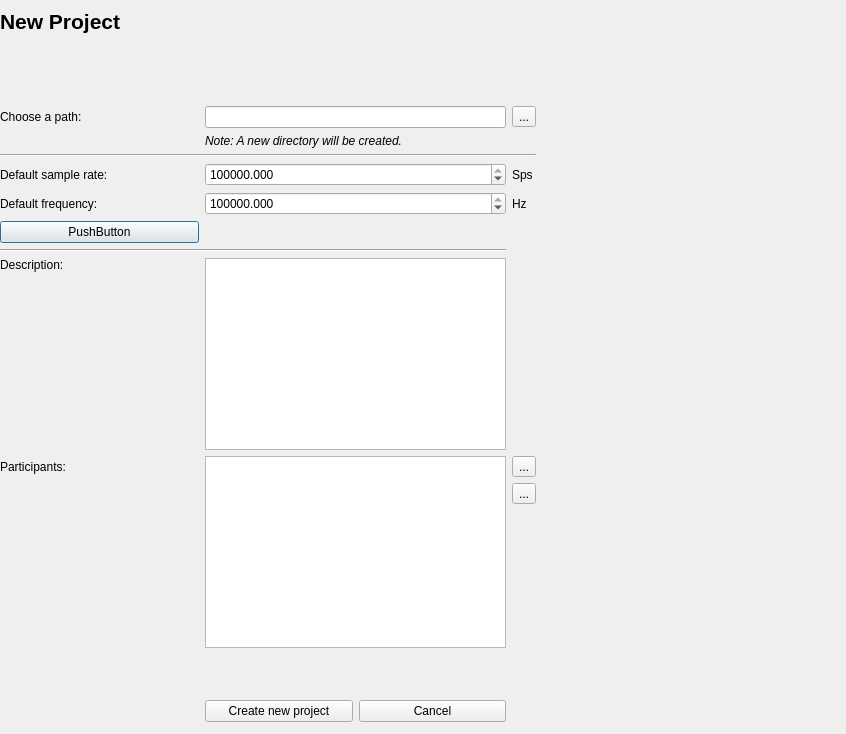
Before: the Qt Designer form ui/project.ui in jopohl/urh, drawn with Qt 5.
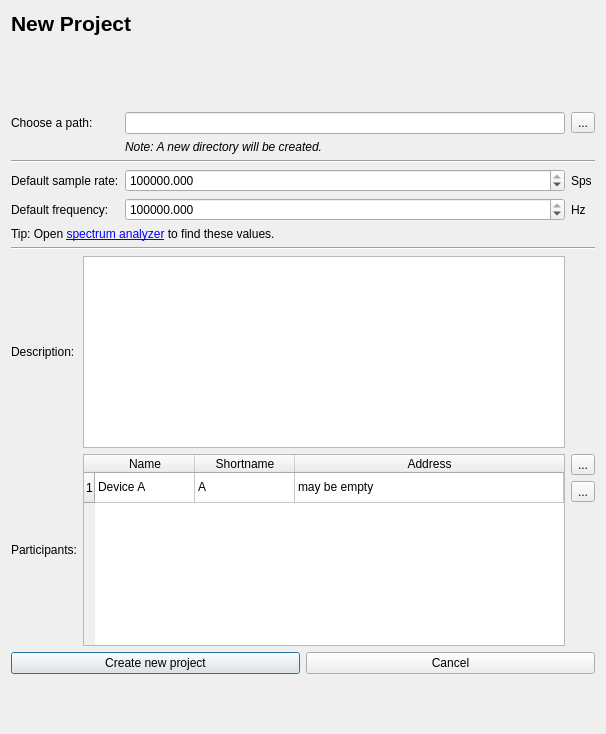
After: the same form once the commit is applied. Icons and pictures are not drawn. Custom widgets are drawn as their Qt base class.

Commit message: Project dialog layout

Diff of the .ui file:
```diff
--- a/ui/project.ui
+++ b/ui/project.ui
@@ -6,24 +6,15 @@
    <rect>
     <x>0</x>
     <y>0</y>
-    <width>846</width>
+    <width>606</width>
     <height>734</height>
    </rect>
   </property>
   <property name="windowTitle">
    <string>Create a new project</string>
   </property>
-  <widget class="QWidget" name="">
-   <property name="geometry">
-    <rect>
-     <x>0</x>
-     <y>9</y>
-     <width>536</width>
-     <height>713</height>
-    </rect>
-   </property>
-   <layout class="QGridLayout" name="gridLayout">
-    <item row="0" column="0" colspan="3">
+  <layout class="QVBoxLayout" name="verticalLayout">
+   <item>
      <widget class="QLabel" name="label_4">
       <property name="font">
        <font>
@@ -37,14 +28,14 @@
       </property>
      </widget>
     </item>
-    <item row="1" column="0" colspan="2">
+   <item>
      <widget class="QLabel" name="lblName">
       <property name="text">
        <string>&lt;Name&gt;</string>
       </property>
      </widget>
     </item>
-    <item row="2" column="1">
+   <item>
      <spacer name="verticalSpacer_2">
       <property name="orientation">
        <enum>Qt::Vertical</enum>
@@ -52,12 +43,83 @@
       <property name="sizeHint" stdset="0">
        <size>
         <width>17</width>
-        <height>17</height>
+       <height>37</height>
        </size>
       </property>
      </spacer>
     </item>
-    <item row="3" column="0" colspan="2">
+   <item>
+    <layout class="QGridLayout" name="gridLayout">
+     <item row="1" column="0" colspan="2">
+      <widget class="QLabel" name="label_7">
+       <property name="text">
+        <string/>
+       </property>
+      </widget>
+     </item>
+     <item row="1" column="2">
+      <widget class="QLabel" name="lblNewPath">
+       <property name="text">
+        <string>&lt;html&gt;&lt;head/&gt;&lt;body&gt;&lt;p&gt;&lt;span style=&quot; font-style:italic;&quot;&gt;Note: A new directory will be created.&lt;/span&gt;&lt;/p&gt;&lt;/body&gt;&lt;/html&gt;</string>
+       </property>
+      </widget>
+     </item>
+     <item row="8" column="1" rowspan="3" colspan="2">
+      <widget class="QTableWidget" name="tblParticipants">
+       <property name="alternatingRowColors">
+        <bool>true</bool>
+       </property>
+       <attribute name="horizontalHeaderStretchLastSection">
+        <bool>true</bool>
+       </attribute>
+       <attribute name="verticalHeaderMinimumSectionSize">
+        <number>23</number>
+       </attribute>
+       <row>
+        <property name="text">
+         <string>1</string>
+        </property>
+       </row>
+       <column>
+        <property name="text">
+         <string>Name</string>
+        </property>
+       </column>
+       <column>
+        <property name="text">
+         <string>Shortname</string>
+        </property>
+       </column>
+       <column>
+        <property name="text">
+         <string>Address</string>
+        </property>
+       </column>
+       <item row="0" column="0">
+        <property name="text">
+         <string>Device A</string>
+        </property>
+       </item>
+       <item row="0" column="1">
+        <property name="text">
+         <string>A</string>
+        </property>
+       </item>
+       <item row="0" column="2">
+        <property name="text">
+         <string>may be empty</string>
+        </property>
+       </item>
+      </widget>
+     </item>
+     <item row="4" column="3" colspan="2">
+      <widget class="QLabel" name="label_6">
+       <property name="text">
+        <string>Hz</string>
+       </property>
+      </widget>
+     </item>
+     <item row="0" column="0" colspan="2">
      <widget class="QLabel" name="label">
       <property name="sizePolicy">
        <sizepolicy hsizetype="Maximum" vsizetype="Fixed">
@@ -70,49 +132,55 @@
       </property>
      </widget>
     </item>
-    <item row="3" column="2" colspan="3">
-     <widget class="QLineEdit" name="lineEdit_Path">
-      <property name="statusTip">
-       <string/>
-      </property>
-     </widget>
-    </item>
-    <item row="3" column="5">
+     <item row="0" column="3" colspan="2">
      <widget class="QToolButton" name="btnSelectPath">
       <property name="text">
        <string>...</string>
       </property>
      </widget>
     </item>
-    <item row="4" column="0">
-     <widget class="QLabel" name="label_7">
+     <item row="3" column="3" colspan="2">
+      <widget class="QLabel" name="label_5">
       <property name="text">
-       <string/>
+        <string>Sps</string>
       </property>
      </widget>
     </item>
-    <item row="4" column="2" colspan="2">
-     <widget class="QLabel" name="lblNewPath">
-      <property name="text">
-       <string>&lt;html&gt;&lt;head/&gt;&lt;body&gt;&lt;p&gt;&lt;span style=&quot; font-style:italic;&quot;&gt;Note: A new directory will be created.&lt;/span&gt;&lt;/p&gt;&lt;/body&gt;&lt;/html&gt;</string>
-      </property>
-     </widget>
-    </item>
-    <item row="5" column="0" colspan="6">
-     <widget class="Line" name="line_2">
-      <property name="orientation">
-       <enum>Qt::Horizontal</enum>
-      </property>
-     </widget>
-    </item>
-    <item row="6" column="0" colspan="2">
+     <item row="3" column="0" colspan="2">
      <widget class="QLabel" name="label_2">
       <property name="text">
        <string>Default sample rate:</string>
       </property>
      </widget>
     </item>
-    <item row="6" column="2" colspan="3">
+     <item row="10" column="3" colspan="2">
+      <spacer name="verticalSpacer_3">
+       <property name="orientation">
+        <enum>Qt::Vertical</enum>
+       </property>
+       <property name="sizeHint" stdset="0">
+        <size>
+         <width>20</width>
+         <height>57</height>
+        </size>
+       </property>
+      </spacer>
+     </item>
+     <item row="8" column="0" rowspan="3">
+      <widget class="QLabel" name="label_9">
+       <property name="text">
+        <string>Participants:</string>
+       </property>
+      </widget>
+     </item>
+     <item row="0" column="2">
+      <widget class="QLineEdit" name="lineEdit_Path">
+       <property name="statusTip">
+        <string/>
+       </property>
+      </widget>
+     </item>
+     <item row="3" column="2">
      <widget class="KillerDoubleSpinBox" name="spinBoxSampleRate">
       <property name="decimals">
        <number>3</number>
@@ -128,121 +196,92 @@
       </property>
      </widget>
     </item>
-    <item row="6" column="5">
-     <widget class="QLabel" name="label_5">
-      <property name="text">
-       <string>Sps</string>
-      </property>
-     </widget>
-    </item>
-    <item row="7" column="0" colspan="2">
-     <widget class="QLabel" name="label_3">
-      <property name="text">
-       <string>Default frequency:</string>
-      </property>
-     </widget>
-    </item>
-    <item row="7" column="2" colspan="3">
-     <widget class="KillerDoubleSpinBox" name="spinBoxFreq">
-      <property name="decimals">
-       <number>3</number>
-      </property>
-      <property name="minimum">
-       <double>0.010000000000000</double>
-      </property>
-      <property name="maximum">
-       <double>1000000000000.000000000000000</double>
-      </property>
-      <property name="value">
-       <double>433920000.000000000000000</double>
-      </property>
-     </widget>
-    </item>
-    <item row="7" column="5">
-     <widget class="QLabel" name="label_6">
-      <property name="text">
-       <string>Hz</string>
-      </property>
-     </widget>
-    </item>
-    <item row="8" column="0" colspan="2">
-     <widget class="QPushButton" name="pushButton">
-      <property name="text">
-       <string>PushButton</string>
-      </property>
-     </widget>
-    </item>
-    <item row="9" column="0" colspan="5">
+     <item row="6" column="0" colspan="5">
      <widget class="Line" name="line">
       <property name="orientation">
        <enum>Qt::Horizontal</enum>
       </property>
      </widget>
     </item>
-    <item row="10" column="0" colspan="2">
+     <item row="7" column="0">
      <widget class="QLabel" name="label_8">
       <property name="text">
        <string>Description:</string>
       </property>
       <property name="alignment">
-       <set>Qt::AlignLeading|Qt::AlignLeft|Qt::AlignTop</set>
+        <set>Qt::AlignLeading|Qt::AlignLeft|Qt::AlignVCenter</set>
       </property>
      </widget>
     </item>
-    <item row="10" column="2" colspan="3">
+     <item row="2" column="0" colspan="5">
+      <widget class="Line" name="line_2">
+       <property name="orientation">
+        <enum>Qt::Horizontal</enum>
+       </property>
+      </widget>
+     </item>
+     <item row="4" column="2">
+      <widget class="KillerDoubleSpinBox" name="spinBoxFreq">
+       <property name="decimals">
+        <number>3</number>
+       </property>
+       <property name="minimum">
+        <double>0.010000000000000</double>
+       </property>
+       <property name="maximum">
+        <double>1000000000000.000000000000000</double>
+       </property>
+       <property name="value">
+        <double>433920000.000000000000000</double>
+       </property>
+      </widget>
+     </item>
+     <item row="8" column="3" colspan="2">
+      <widget class="QToolButton" name="btnAddParticipant">
+       <property name="text">
+        <string>...</string>
+       </property>
+       <property name="icon">
+        <iconset theme="list-add"/>
+       </property>
+      </widget>
+     </item>
+     <item row="7" column="1" colspan="2">
      <widget class="QTextEdit" name="textEdit"/>
     </item>
-    <item row="11" column="0" colspan="2">
-     <widget class="QLabel" name="label_9">
+     <item row="4" column="0" colspan="2">
+      <widget class="QLabel" name="label_3">
       <property name="text">
-       <string>Participants:</string>
+        <string>Default frequency:</string>
       </property>
      </widget>
     </item>
-    <item row="11" column="2" rowspan="3" colspan="3">
-     <widget class="QTableWidget" name="tableWidget"/>
-    </item>
-    <item row="11" column="5">
-     <widget class="QToolButton" name="toolButton">
+     <item row="9" column="3" colspan="2">
+      <widget class="QToolButton" name="btnRemoveParticipant">
       <property name="text">
        <string>...</string>
       </property>
-     </widget>
-    </item>
-    <item row="12" column="5">
-     <widget class="QToolButton" name="toolButton_2">
+       <property name="icon">
+        <iconset theme="list-remove"/>
+       </property>
+      </widget>
+     </item>
+     <item row="5" column="0" colspan="3">
+      <widget class="QLabel" name="lOpenSpectrumAnalyzer">
       <property name="text">
-       <string>...</string>
-      </property>
-     </widget>
-    </item>
-    <item row="13" column="5">
-     <spacer name="verticalSpacer_3">
-      <property name="orientation">
-       <enum>Qt::Vertical</enum>
-      </property>
-      <property name="sizeHint" stdset="0">
-       <size>
-        <width>20</width>
-        <height>57</height>
-       </size>
-      </property>
-     </spacer>
-    </item>
-    <item row="14" column="4">
-     <spacer name="verticalSpacer">
-      <property name="orientation">
-       <enum>Qt::Vertical</enum>
-      </property>
-      <property name="sizeHint" stdset="0">
-       <size>
-        <width>20</width>
-        <height>40</height>
-       </size>
-      </property>
-     </spacer>
-    </item>
-    <item row="15" column="2" colspan="3">
+        <string>&lt;html&gt;&lt;head/&gt;&lt;body&gt;&lt;p&gt;Tip: Open &lt;a href=&quot;open_spectrum_analyzer&quot;&gt;spectrum analyzer&lt;/a&gt; to find these values.&lt;/p&gt;&lt;/body&gt;&lt;/html&gt;</string>
+       </property>
+       <property name="textFormat">
+        <enum>Qt::AutoText</enum>
+       </property>
+       <property name="openExternalLinks">
+        <bool>true</bool>
+       </property>
+      </widget>
+     </item>
+    </layout>
+   </item>
+   <item>
      <layout class="QHBoxLayout" name="horizontalLayout">
       <item>
        <widget class="QPushButton" name="btnOK">
@@ -260,8 +299,20 @@
       </item>
      </layout>
     </item>
-   </layout>
-  </widget>
+   <item>
+    <spacer name="verticalSpacer">
+     <property name="orientation">
+      <enum>Qt::Vertical</enum>
+     </property>
+     <property name="sizeHint" stdset="0">
+      <size>
+       <width>20</width>
+       <height>37</height>
+      </size>
+     </property>
+    </spacer>
+   </item>
+  </layout>
  </widget>
  <customwidgets>
   <customwidget>
```
Lines whose indentation alone changed are shown as unchanged.
